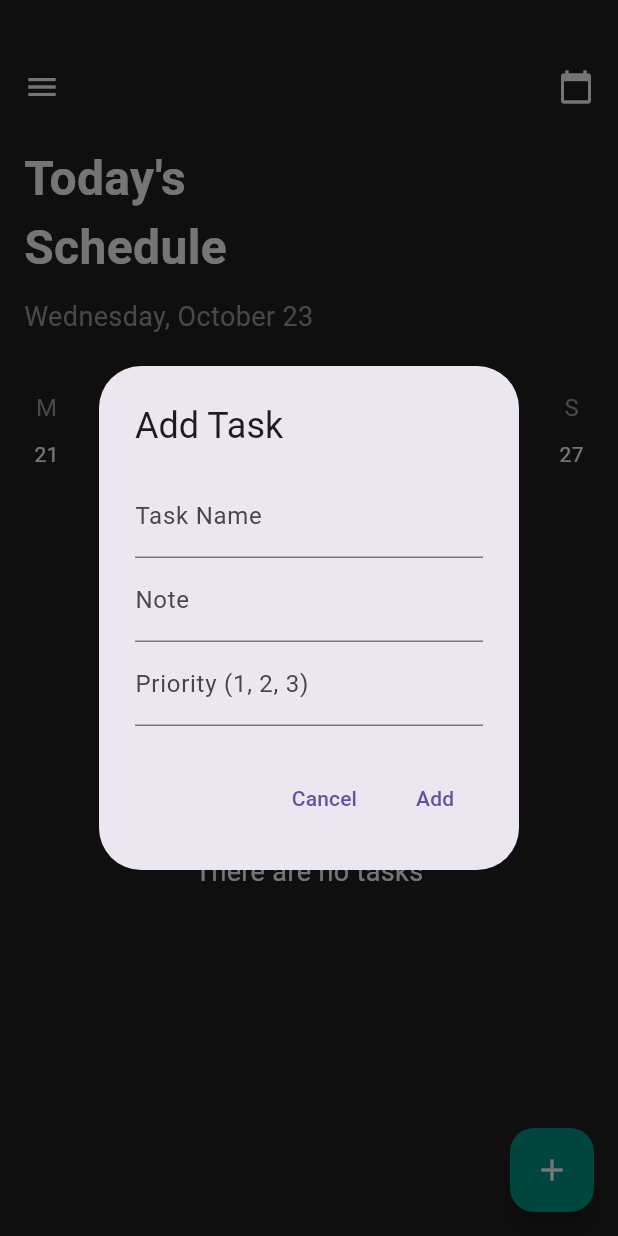
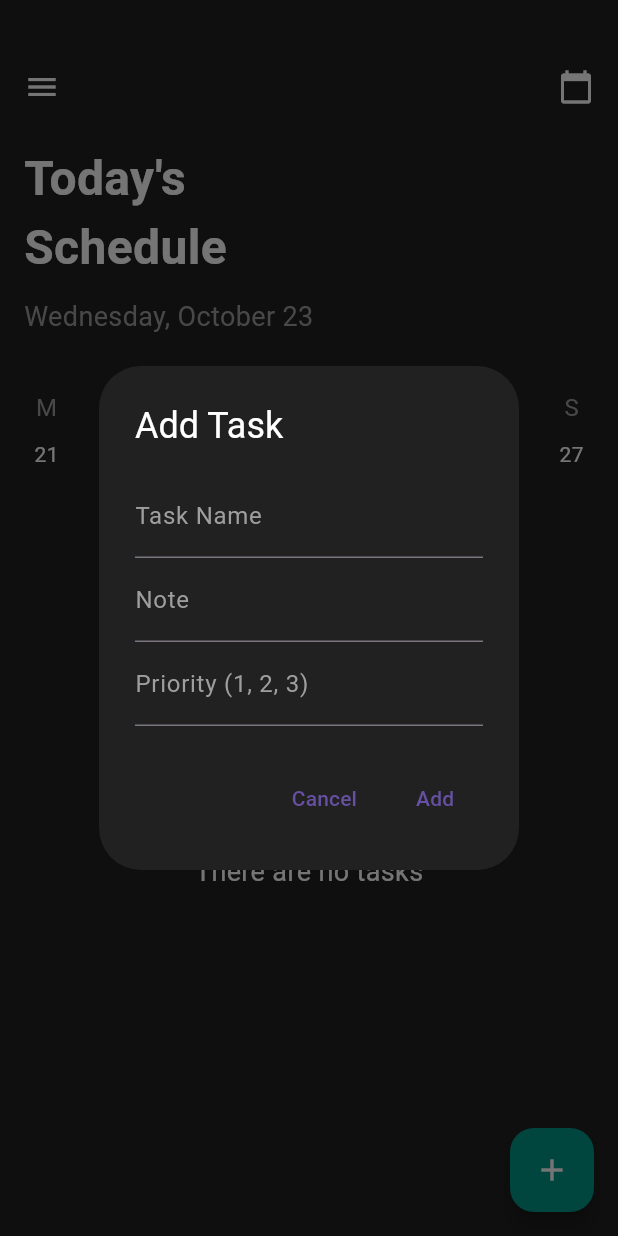
Before and after one commit to MauryaAayush/avd_flutter_database, a Flutter app: the screen it shows after launch, after a tap on the "add" icon, on a phone screen of 412 x 824 dp. Run offline on Flutter 3.47's test engine with Material 3 defaults, Android fonts, the phone set to English and light mode, and no system bars; our stand-ins replace get, google_fonts, sqflite; accounts and stored records are empty.

Commit message:
Radhey radhey

```diff
--- a/lib/todo_app_withdb/view/Components/add_task_dialoge.dart
+++ b/lib/todo_app_withdb/view/Components/add_task_dialoge.dart
@@ -2,7 +2,6 @@ import 'package:avd_flutter_database/todo_app_withdb/controller/task_controller.
 import 'package:avd_flutter_database/todo_app_withdb/model/task_model.dart';
 import 'package:flutter/material.dart';
 import 'package:get/get.dart';
-
 
 class AddTaskDialog extends StatelessWidget {
   final taskNameController = TextEditingController();
@@ -11,24 +10,39 @@ class AddTaskDialog extends StatelessWidget {
 
   final TaskController taskController = Get.find();
 
+  AddTaskDialog({super.key});
+
   @override
   Widget build(BuildContext context) {
     return AlertDialog(
-      title: Text('Add Task'),
+      backgroundColor: Colors.grey[900],
+      title: Text('Add Task', style: TextStyle(color: Colors.white)),
       content: Column(
         mainAxisSize: MainAxisSize.min,
         children: [
           TextField(
             controller: taskNameController,
-            decoration: InputDecoration(labelText: 'Task Name'),
+            style: TextStyle(color: Colors.white),
+            decoration: InputDecoration(
+              labelText: 'Task Name',
+              labelStyle: TextStyle(color: Colors.grey),
+            ),
           ),
           TextField(
             controller: noteController,
-            decoration: InputDecoration(labelText: 'Note'),
+            style: TextStyle(color: Colors.white),
+            decoration: InputDecoration(
+              labelText: 'Note',
+              labelStyle: TextStyle(color: Colors.grey),
+            ),
           ),
           TextField(
             controller: priorityController,
-            decoration: InputDecoration(labelText: 'Priority (1, 2, 3)'),
+            style: TextStyle(color: Colors.white),
+            decoration: InputDecoration(
+              labelText: 'Priority (1, 2, 3)',
+              labelStyle: TextStyle(color: Colors.grey),
+            ),
             keyboardType: TextInputType.number,
           ),
         ],
--- a/lib/todo_app_withdb/view/Components/edit_task_dialoge.dart
+++ b/lib/todo_app_withdb/view/Components/edit_task_dialoge.dart
@@ -21,6 +21,7 @@ class EditTaskDialog extends StatelessWidget {
   @override
   Widget build(BuildContext context) {
     return AlertDialog(
+      backgroundColor: Colors.grey[900],
       title: Text('Edit Task'),
       content: Column(
         mainAxisSize: MainAxisSize.min,
```
